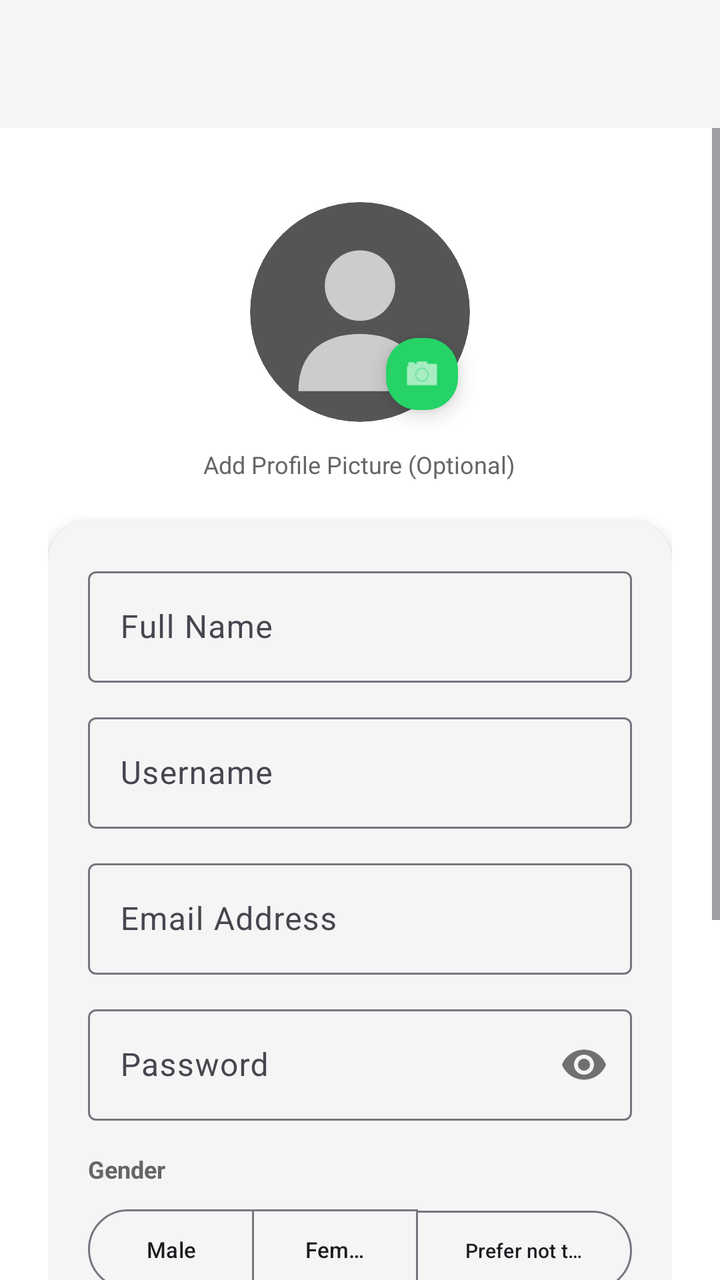
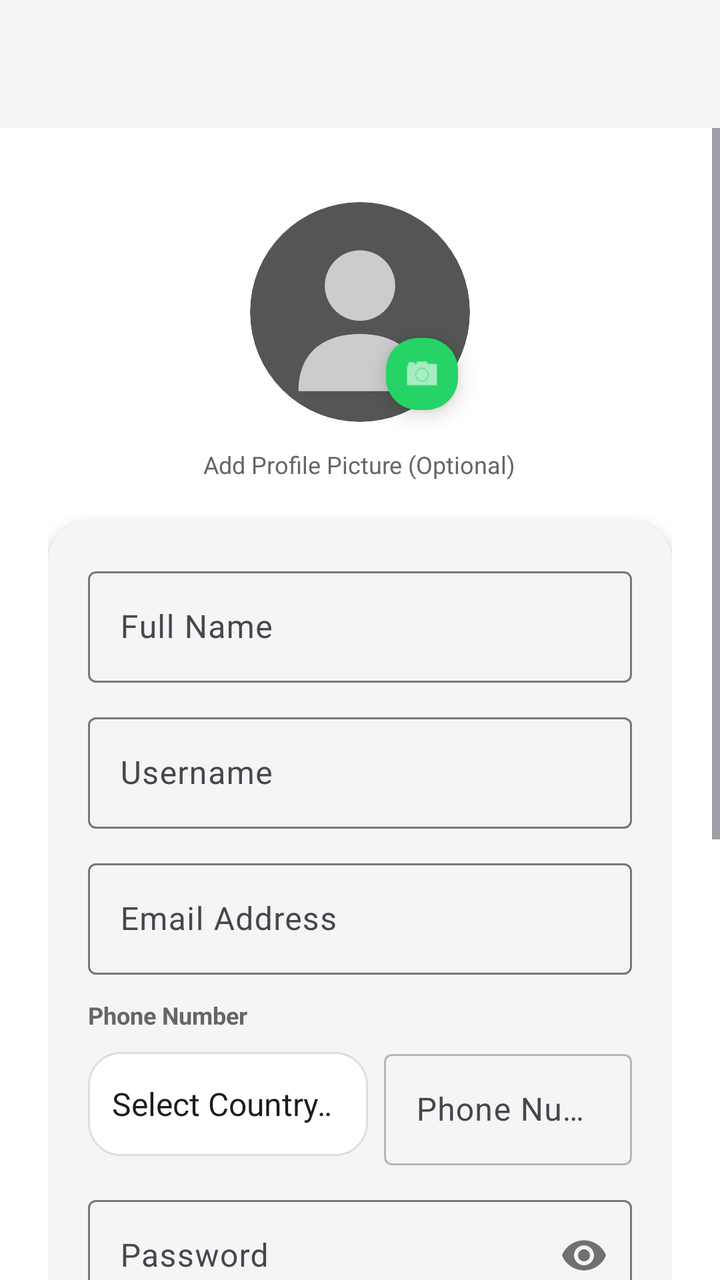

Before-and-after screenshots of an Android layout around one commit, followed by the original layout XML and the change that was made.
<!-- AndroidManifest.xml: application theme Theme.ProjectCecily -->
<!-- res/layout/activity_signup.xml -->
<?xml version="1.0" encoding="utf-8"?>
<androidx.constraintlayout.widget.ConstraintLayout xmlns:android="http://schemas.android.com/apk/res/android"
    xmlns:app="http://schemas.android.com/apk/res-auto"
    android:layout_width="match_parent"
    android:layout_height="match_parent"
    android:background="@color/app_background">

    
    <com.google.android.material.appbar.AppBarLayout
        android:id="@+id/appBarLayout"
        android:layout_width="match_parent"
        android:layout_height="wrap_content"
        android:fitsSystemWindows="true"
        app:elevation="4dp"
        app:layout_constraintEnd_toEndOf="parent"
        app:layout_constraintStart_toStartOf="parent"
        app:layout_constraintTop_toTopOf="parent">

        <com.google.android.material.appbar.MaterialToolbar
            android:id="@+id/toolbar"
            android:layout_width="match_parent"
            android:layout_height="?attr/actionBarSize"
            android:background="@color/card_background" />
    </com.google.android.material.appbar.AppBarLayout>

    <ScrollView
        android:id="@+id/signup_scroll"
        android:layout_width="0dp"
        android:layout_height="0dp"
        app:layout_constraintBottom_toBottomOf="parent"
        app:layout_constraintEnd_toEndOf="parent"
        app:layout_constraintStart_toStartOf="parent"
        app:layout_constraintTop_toBottomOf="@id/appBarLayout">

        <LinearLayout
            android:layout_width="match_parent"
            android:layout_height="wrap_content"
            android:orientation="vertical"
            android:padding="24dp">

            
            <FrameLayout
                android:layout_width="match_parent"
                android:layout_height="wrap_content"
                android:paddingTop="8dp"
                android:paddingBottom="8dp">

                <RelativeLayout
                    android:layout_width="120dp"
                    android:layout_height="120dp"
                    android:layout_gravity="center">

                    <com.google.android.material.imageview.ShapeableImageView
                        android:id="@+id/ivSignUpProfilePic"
                        android:layout_width="110dp"
                        android:layout_height="110dp"
                        android:layout_centerInParent="true"
                        android:scaleType="centerCrop"
                        android:src="@drawable/ic_blank_user"
                        app:shapeAppearanceOverlay="@style/CircleImage" />

                    <com.google.android.material.floatingactionbutton.FloatingActionButton
                        android:id="@+id/btnSignUpChangeProfilePic"
                        android:layout_width="36dp"
                        android:layout_height="36dp"
                        android:layout_alignBottom="@id/ivSignUpProfilePic"
                        android:layout_alignEnd="@id/ivSignUpProfilePic"
                        android:contentDescription="Add profile picture"
                        app:backgroundTint="#25D366"
                        app:fabCustomSize="36dp"
                        app:maxImageSize="20dp"
                        app:srcCompat="@android:drawable/ic_menu_camera"
                        app:tint="#FFFFFF" />
                </RelativeLayout>
            </FrameLayout>

            <TextView
                android:layout_width="wrap_content"
                android:layout_height="wrap_content"
                android:layout_gravity="center"
                android:text="Add Profile Picture (Optional)"
                android:textColor="@color/text_secondary"
                android:textSize="12sp" />

            
            <com.google.android.material.card.MaterialCardView
                android:layout_width="match_parent"
                android:layout_height="wrap_content"
                android:layout_marginTop="20dp"
                app:cardBackgroundColor="@color/card_background"
                app:cardCornerRadius="20dp"
                app:cardElevation="4dp"
                app:strokeWidth="0dp">

                <LinearLayout
                    android:layout_width="match_parent"
                    android:layout_height="wrap_content"
                    android:orientation="vertical"
                    android:padding="20dp">

                    
                    <com.google.android.material.textfield.TextInputLayout
                        style="@style/Widget.Material3.TextInputLayout.OutlinedBox"
                        android:layout_width="match_parent"
                        android:layout_height="wrap_content"
                        android:hint="Full Name">

                        <com.google.android.material.textfield.TextInputEditText
                            android:id="@+id/etSignUpName"
                            android:layout_width="match_parent"
                            android:layout_height="wrap_content"
                            android:inputType="textPersonName"
                            android:singleLine="true" />
                    </com.google.android.material.textfield.TextInputLayout>

                    
                    <com.google.android.material.textfield.TextInputLayout
                        style="@style/Widget.Material3.TextInputLayout.OutlinedBox"
                        android:layout_width="match_parent"
                        android:layout_height="wrap_content"
                        android:layout_marginTop="12dp"
                        android:hint="Username">

                        <com.google.android.material.textfield.TextInputEditText
                            android:id="@+id/etSignUpUsername"
                            android:layout_width="match_parent"
                            android:layout_height="wrap_content"
                            android:inputType="text"
                            android:singleLine="true" />
                    </com.google.android.material.textfield.TextInputLayout>

                    
                    <com.google.android.material.textfield.TextInputLayout
                        style="@style/Widget.Material3.TextInputLayout.OutlinedBox"
                        android:layout_width="match_parent"
                        android:layout_height="wrap_content"
                        android:layout_marginTop="12dp"
                        android:hint="Email Address">

                        <com.google.android.material.textfield.TextInputEditText
                            android:id="@+id/etSignUpEmail"
                            android:layout_width="match_parent"
                            android:layout_height="wrap_content"
                            android:inputType="textEmailAddress"
                            android:singleLine="true" />
                    </com.google.android.material.textfield.TextInputLayout>

                    
                    <com.google.android.material.textfield.TextInputLayout
                        style="@style/Widget.Material3.TextInputLayout.OutlinedBox"
                        android:layout_width="match_parent"
                        android:layout_height="wrap_content"
                        android:layout_marginTop="12dp"
                        android:hint="Password"
                        app:passwordToggleEnabled="true">

                        <com.google.android.material.textfield.TextInputEditText
                            android:id="@+id/etSignUpPassword"
                            android:layout_width="match_parent"
                            android:layout_height="wrap_content"
                            android:inputType="textPassword"
                            android:singleLine="true" />
                    </com.google.android.material.textfield.TextInputLayout>

                    
                    <TextView
                        android:layout_width="wrap_content"
                        android:layout_height="wrap_content"
                        android:layout_marginTop="16dp"
                        android:text="Gender"
                        android:textColor="@color/text_secondary"
                        android:textSize="12sp"
                        android:textStyle="bold" />

                    <com.google.android.material.button.MaterialButtonToggleGroup
                        android:id="@+id/genderToggleGroup"
                        android:layout_width="match_parent"
                        android:layout_height="wrap_content"
                        android:layout_marginTop="8dp"
                        app:selectionRequired="true"
                        app:singleSelection="true">

                        <Button
                            android:id="@+id/btnGenderMale"
                            style="?attr/materialButtonOutlinedStyle"
                            android:layout_width="0dp"
                            android:layout_height="wrap_content"
                            android:layout_weight="1"
                            android:text="Male"
                            android:textSize="11sp" />

                        <Button
                            android:id="@+id/btnGenderFemale"
                            style="?attr/materialButtonOutlinedStyle"
                            android:layout_width="0dp"
                            android:layout_height="wrap_content"
                            android:layout_weight="1"
                            android:text="Female"
                            android:textSize="11sp" />

                        <Button
                            android:id="@+id/btnGenderOther"
                            style="?attr/materialButtonOutlinedStyle"
                            android:layout_width="0dp"
                            android:layout_height="wrap_content"
                            android:layout_weight="1.3"
                            android:text="Prefer not to say"
                            android:textSize="10sp" />
                    </com.google.android.material.button.MaterialButtonToggleGroup>

                    
                    <com.google.android.material.textfield.TextInputLayout
                        style="@style/Widget.Material3.TextInputLayout.OutlinedBox"
                        android:layout_width="match_parent"
                        android:layout_height="wrap_content"
                        android:layout_marginTop="16dp"
                        android:hint="Birthday (YYYY-MM-DD)">

                        <com.google.android.material.textfield.TextInputEditText
                            android:id="@+id/etSignUpBirthday"
                            android:layout_width="match_parent"
                            android:layout_height="wrap_content"
                            android:focusable="false"
                            android:inputType="none"
                            android:singleLine="true" />
                    </com.google.android.material.textfield.TextInputLayout>

                    
                    <Button
                        android:id="@+id/btnCreateAccount"
                        android:layout_width="match_parent"
                        android:layout_height="52dp"
                        android:layout_marginTop="24dp"
                        android:text="Create Account"
                        android:textSize="16sp"
                        android:textStyle="bold" />

                    <Button
                        android:id="@+id/btnBackToLogin"
                        style="@style/Widget.Material3.Button.TextButton"
                        android:layout_width="match_parent"
                        android:layout_height="wrap_content"
                        android:layout_marginTop="8dp"
                        android:text="Already have an account? Log In" />

                </LinearLayout>
            </com.google.android.material.card.MaterialCardView>

        </LinearLayout>
    </ScrollView>

</androidx.constraintlayout.widget.ConstraintLayout>
<!-- resources referenced by this layout -->
<resources>
  <color name="app_background">#FFFFFF</color>
  <color name="card_background">#F5F5F5</color>
  <color name="text_secondary">#666666</color>
  <!-- drawable ic_blank_user (drawable) -->
  <?xml version="1.0" encoding="utf-8"?>
  <vector xmlns:android="http://schemas.android.com/apk/res/android"
      android:width="120dp"
      android:height="120dp"
      android:viewportWidth="100"
      android:viewportHeight="100">
      
      <path
          android:fillColor="#555555"
          android:pathData="M0,50 A50,50 0 1,0 100,50 A50,50 0 1,0 0,50 Z" />
      
      <path
          android:fillColor="#CCCCCC"
          android:pathData="M50,22 A16,16 0 1,0 50,54 A16,16 0 1,0 50,22 Z" />
      
      <path
          android:fillColor="#CCCCCC"
          android:pathData="M22,86 C22,68 34,60 50,60 C66,60 78,68 78,86 Z" />
  </vector>
  <style name="CircleImage">
          <item name="cornerSize">50%</item>
      </style>
  <style name="Theme.ProjectCecily" parent="Base.Theme.ProjectCecily" />
  <style name="Base.Theme.ProjectCecily" parent="Theme.Material3.DayNight.NoActionBar">
          
          <item name="colorPrimary">@color/nav_selected</item>
          <item name="windowActionBar">false</item>
          <item name="windowNoTitle">true</item>
  
          
          <item name="colorOnSecondaryContainer">@color/nav_selected</item>
      </style>
  <color name="nav_selected">#007AFF</color>
</resources>

<!-- the commit's change to res/layout/activity_signup.xml (unified diff, before → after) -->
@@ -146,6 +146,51 @@
                     </com.google.android.material.textfield.TextInputLayout>
 
                     
+                    <TextView
+                        android:layout_width="wrap_content"
+                        android:layout_height="wrap_content"
+                        android:layout_marginTop="12dp"
+                        android:text="Phone Number"
+                        android:textColor="@color/text_secondary"
+                        android:textSize="12sp"
+                        android:textStyle="bold" />
+
+                    <LinearLayout
+                        android:layout_width="match_parent"
+                        android:layout_height="wrap_content"
+                        android:layout_marginTop="6dp"
+                        android:gravity="center_vertical"
+                        android:orientation="horizontal">
+
+                        <Spinner
+                            android:id="@+id/spinnerSignUpCountryCode"
+                            android:layout_width="140dp"
+                            android:layout_height="52dp"
+                            android:background="@drawable/widget_background"
+                            android:entries="@array/country_codes_array"
+                            android:paddingStart="4dp"
+                            android:paddingEnd="4dp" />
+
+                        <com.google.android.material.textfield.TextInputLayout
+                            style="@style/Widget.Material3.TextInputLayout.OutlinedBox"
+                            android:layout_width="0dp"
+                            android:layout_height="wrap_content"
+                            android:layout_marginStart="8dp"
+                            android:layout_weight="1"
+                            android:hint="Phone Number">
+
+                            <com.google.android.material.textfield.TextInputEditText
+                                android:id="@+id/etSignUpPhoneNumber"
+                                android:layout_width="match_parent"
+                                android:layout_height="wrap_content"
+                                android:alpha="0.5"
+                                android:enabled="false"
+                                android:inputType="phone"
+                                android:singleLine="true" />
+                        </com.google.android.material.textfield.TextInputLayout>
+                    </LinearLayout>
+
+                    
                     <com.google.android.material.textfield.TextInputLayout
                         style="@style/Widget.Material3.TextInputLayout.OutlinedBox"
                         android:layout_width="match_parent"
<!-- resource entries referenced after the edit -->
@@ -1,5 +1,21 @@
 <!-- resources referenced by this layout -->
 <resources>
+  <string-array name="country_codes_array">
+          <item>Select Country Code</item>
+          <item>+60 (Malaysia)</item>
+          <item>+1 (US / Canada)</item>
+          <item>+65 (Singapore)</item>
+          <item>+62 (Indonesia)</item>
+          <item>+44 (UK)</item>
+          <item>+61 (Australia)</item>
+          <item>+81 (Japan)</item>
+          <item>+82 (South Korea)</item>
+          <item>+86 (China)</item>
+          <item>+91 (India)</item>
+          <item>+63 (Philippines)</item>
+          <item>+66 (Thailand)</item>
+          <item>+84 (Vietnam)</item>
+      </string-array>
   <color name="app_background">#FFFFFF</color>
   <color name="card_background">#F5F5F5</color>
   <color name="text_secondary">#666666</color>
@@ -23,10 +39,19 @@
           android:fillColor="#CCCCCC"
           android:pathData="M22,86 C22,68 34,60 50,60 C66,60 78,68 78,86 Z" />
   </vector>
+  <!-- drawable widget_background (drawable) -->
+  <?xml version="1.0" encoding="utf-8"?>
+  <shape xmlns:android="http://schemas.android.com/apk/res/android">
+      <solid android:color="@color/widget_bg_color" />
+      <corners android:radius="16dp" />
+      <stroke android:width="1dp" android:color="@color/widget_stroke_color" />
+  </shape>
   <style name="CircleImage">
           <item name="cornerSize">50%</item>
       </style>
   <style name="Theme.ProjectCecily" parent="Base.Theme.ProjectCecily" />
+  <color name="widget_bg_color">#FFFFFF</color>
+  <color name="widget_stroke_color">#DDDDDD</color>
   <style name="Base.Theme.ProjectCecily" parent="Theme.Material3.DayNight.NoActionBar">
           
           <item name="colorPrimary">@color/nav_selected</item>
